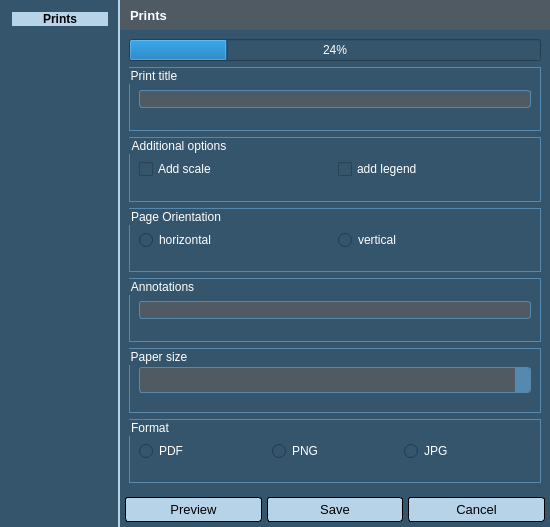
This is wydruk_dialog.ui in GIAPspzoo/GIAP_PolaMap_lite as Qt 5 draws it before an edit. The edited form follows.
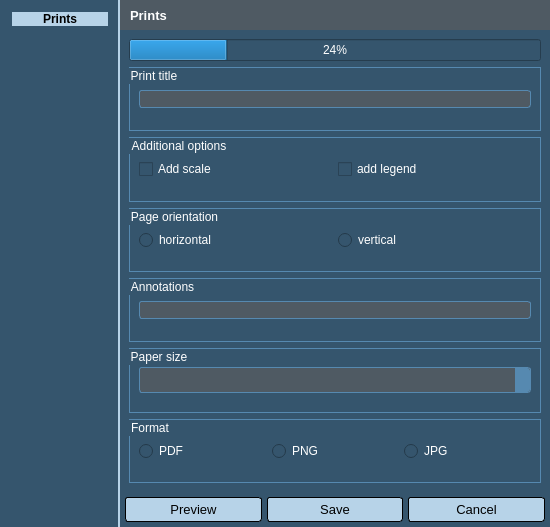
This is the edited form. Icons and pictures are not drawn.

What changed in the file:
```diff
--- a/wydruk_dialog.ui
+++ b/wydruk_dialog.ui
@@ -335,7 +335,7 @@
           <item row="3" column="0">
            <widget class="QGroupBox" name="groupBox_4">
             <property name="title">
-             <string>Page Orientation</string>
+             <string>Page orientation</string>
             </property>
             <layout class="QGridLayout" name="gridLayout_8">
              <item row="0" column="0">
```
